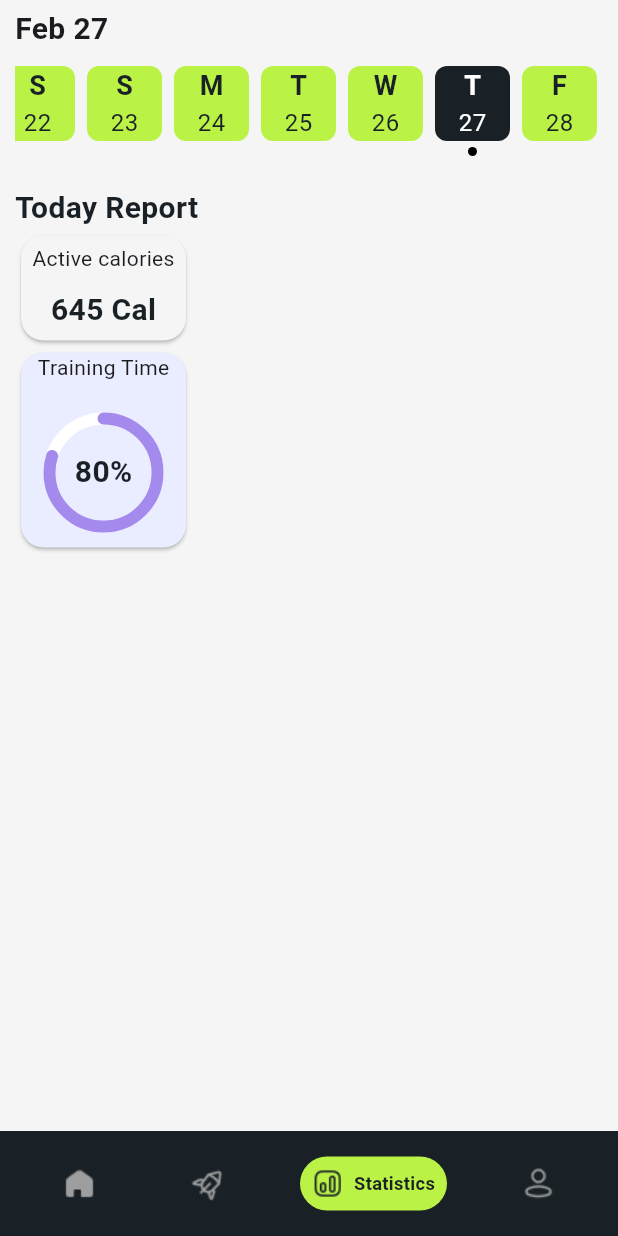
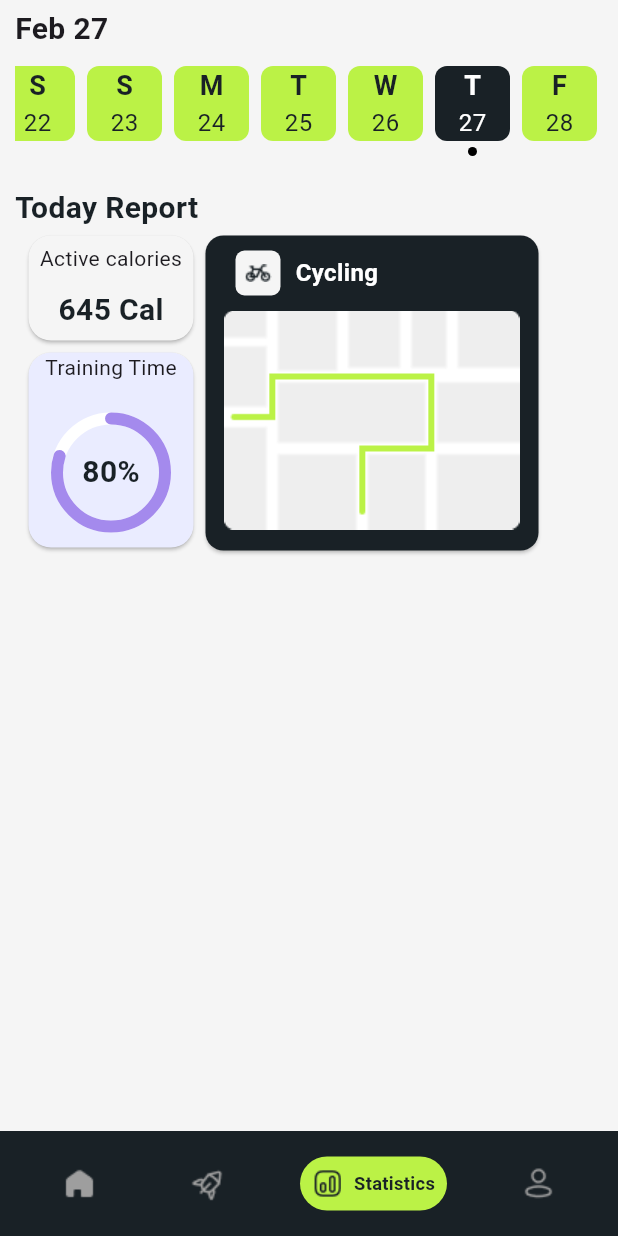
Before and after one commit to SherazArshad001/Fitness_Tracking_App, a Flutter app: the screen it shows after launch, item 3 of the bottom bar chosen, on a phone screen of 412 x 824 dp. Run offline on Flutter 3.47's test engine with Material 3 defaults, Android fonts, the phone set to English and light mode, and no system bars.

Commit message:
Code Modification

```diff
--- a/lib/core/constants/app_images.dart
+++ b/lib/core/constants/app_images.dart
@@ -54,6 +54,10 @@ class AppImages {
 
   static const String splashImage = 'assets/images/splash.png';
 
+  static const String cycleImage = 'assets/images/cycle.png';
+
+  static const String mapImage = 'assets/images/map.png';
+
   // CardImages
   static const String cardImage1 = 'assets/images/card_image1.png';
   static const String cardImage2 = 'assets/images/card_image2.png';
--- a/lib/features/statistics/pages/statistics_page.dart
+++ b/lib/features/statistics/pages/statistics_page.dart
@@ -1,7 +1,9 @@
 import 'package:fitness_tracking_app/core/constants/app_colors.dart';
 import 'package:fitness_tracking_app/core/constants/app_text.dart';
+import 'package:fitness_tracking_app/features/statistics/widgets/calories_card.dart';
+import 'package:fitness_tracking_app/features/statistics/widgets/cycling_card.dart';
 import 'package:fitness_tracking_app/features/statistics/widgets/date_container.dart';
-import 'package:fitness_tracking_app/features/statistics/widgets/training_progress.dart';
+import 'package:fitness_tracking_app/features/statistics/widgets/training_card.dart';
 import 'package:flutter/material.dart';
 
 class StatisticsPage extends StatelessWidget {
@@ -22,73 +24,23 @@ class StatisticsPage extends StatelessWidget {
                 height: 10.0,
               ),
               LargeText(largeHintText: 'Today Report'),
-              Row(
-                children: [
-                  Column(
+              SizedBox(
+                width: MediaQuery.sizeOf(context).width,
+                height: 218,
+                child: Padding(
+                  padding: const EdgeInsets.symmetric(horizontal: 5.0),
+                  child: Row(
                     children: [
-                      Card(
-                        color: AppColors.background,
-                        shape: RoundedRectangleBorder(
-                          borderRadius: BorderRadius.circular(
-                            15,
-                          ),
-                        ),
-                        child: SizedBox(
-                          width: 110,
-                          height: 70,
-                          child: Column(
-                            crossAxisAlignment: CrossAxisAlignment.center,
-                            mainAxisAlignment: MainAxisAlignment.center,
-                            children: [
-                              Text(
-                                'Active calories',
-                              ),
-                              SizedBox(
-                                height: 10.0,
-                              ),
-                              LargeText(largeHintText: '645 Cal')
-                            ],
-                          ),
-                        ),
+                      Column(
+                        children: [
+                          CaloriesCard(),
+                          TrainingTimeCard(),
+                        ],
                       ),
-                      Card(
-                        color: AppColors.cardBackground1,
-                        shape: RoundedRectangleBorder(
-                          borderRadius: BorderRadius.circular(
-                            15,
-                          ),
-                        ),
-                        child: SizedBox(
-                          width: 110,
-                          height: 130,
-                          child: Column(
-                            crossAxisAlignment: CrossAxisAlignment.center,
-                            mainAxisAlignment: MainAxisAlignment.center,
-                            children: [
-                              Text(
-                                'Training Time',
-                              ),
-                              SizedBox(
-                                height: 10.0,
-                              ),
-                              Center(
-                                child: SizedBox(
-                                  width: 100,
-                                  height: 100,
-                                  child: PartialCircleBorder(
-                                    percentage: 0.8,
-                                    borderColor: AppColors.trainingBarColor,
-                                    borderWidth: 8.0,
-                                  ),
-                                ),
-                              ),
-                            ],
-                          ),
-                        ),
-                      ),
+                      CyclingCard()
                     ],
                   ),
-                ],
+                ),
               )
             ],
           ),
--- /dev/null
+++ b/lib/features/statistics/widgets/calories_card.dart
@@ -0,0 +1,39 @@
+
+import 'package:fitness_tracking_app/core/constants/app_colors.dart';
+import 'package:fitness_tracking_app/core/constants/app_text.dart';
+import 'package:flutter/material.dart';
+
+class CaloriesCard extends StatelessWidget {
+  const CaloriesCard({
+    super.key,
+  });
+
+  @override
+  Widget build(BuildContext context) {
+    return Card(
+      color: AppColors.background,
+      shape: RoundedRectangleBorder(
+        borderRadius: BorderRadius.circular(
+          15,
+        ),
+      ),
+      child: SizedBox(
+        width: 110,
+        height: 70,
+        child: Column(
+          crossAxisAlignment: CrossAxisAlignment.center,
+          mainAxisAlignment: MainAxisAlignment.center,
+          children: [
+            Text(
+              'Active calories',
+            ),
+            SizedBox(
+              height: 10.0,
+            ),
+            LargeText(largeHintText: '645 Cal')
+          ],
+        ),
+      ),
+    );
+  }
+}
--- /dev/null
+++ b/lib/features/statistics/widgets/cycling_card.dart
@@ -0,0 +1,62 @@
+
+import 'package:fitness_tracking_app/core/constants/app_colors.dart';
+import 'package:fitness_tracking_app/core/constants/app_images.dart';
+import 'package:flutter/material.dart';
+
+class CyclingCard extends StatelessWidget {
+  const CyclingCard({
+    super.key,
+  });
+
+  @override
+  Widget build(BuildContext context) {
+    return Card(
+      color: AppColors.primaryDark,
+      child: SizedBox(
+        height: 218,
+        width: 222,
+        child: Column(
+          children: [
+            Padding(
+              padding: const EdgeInsets.symmetric(
+                horizontal: 20.0,
+                vertical: 10,
+              ),
+              child: Row(
+                children: [
+                  SizedBox(
+                    width: 30,
+                    height: 30,
+                    child: DecoratedBox(
+                      decoration: BoxDecoration(
+                        borderRadius:
+                            BorderRadius.circular(6),
+                        color: AppColors.background,
+                      ),
+                      child:
+                          Image.asset(AppImages.cycleImage),
+                    ),
+                  ),
+                  SizedBox(
+                    width: 10,
+                  ),
+                  Text(
+                    'Cycling',
+                    style: TextStyle(
+                      color: AppColors.whiteColor,
+                      fontSize: 16,
+                      fontWeight: FontWeight.bold,
+                    ),
+                  ),
+                ],
+              ),
+            ),
+            Image.asset(
+              AppImages.mapImage,
+            ),
+          ],
+        ),
+      ),
+    );
+  }
+}
--- /dev/null
+++ b/lib/features/statistics/widgets/training_card.dart
@@ -0,0 +1,49 @@
+
+import 'package:fitness_tracking_app/core/constants/app_colors.dart';
+import 'package:fitness_tracking_app/features/statistics/widgets/training_progress.dart';
+import 'package:flutter/material.dart';
+
+class TrainingTimeCard extends StatelessWidget {
+  const TrainingTimeCard({
+    super.key,
+  });
+
+  @override
+  Widget build(BuildContext context) {
+    return Card(
+      color: AppColors.cardBackground1,
+      shape: RoundedRectangleBorder(
+        borderRadius: BorderRadius.circular(
+          15,
+        ),
+      ),
+      child: SizedBox(
+        width: 110,
+        height: 130,
+        child: Column(
+          crossAxisAlignment: CrossAxisAlignment.center,
+          mainAxisAlignment: MainAxisAlignment.center,
+          children: [
+            Text(
+              'Training Time',
+            ),
+            SizedBox(
+              height: 10.0,
+            ),
+            Center(
+              child: SizedBox(
+                width: 100,
+                height: 100,
+                child: PartialCircleBorder(
+                  percentage: 0.8,
+                  borderColor: AppColors.trainingBarColor,
+                  borderWidth: 8.0,
+                ),
+              ),
+            ),
+          ],
+        ),
+      ),
+    );
+  }
+}
```
Also changed, not shown: assets/images/cycle.png (added), assets/images/map.png (added).
